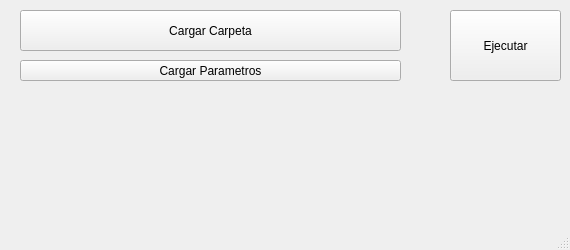
Old version of the form Code/Limpio/uibasic.ui in the repository TomasIbaceta/6020.Inecon_ModeloVanMedicion.
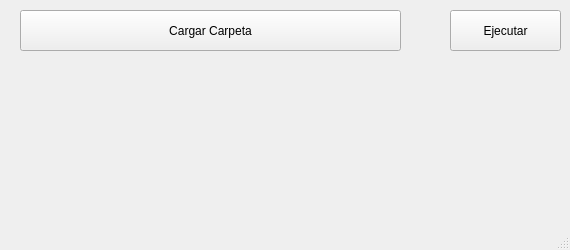
New version of the form.

The edit to the form file:
```diff
--- a/Code/Limpio/uibasic.ui
+++ b/Code/Limpio/uibasic.ui
@@ -20,7 +20,7 @@
       <x>450</x>
       <y>10</y>
       <width>111</width>
-      <height>71</height>
+      <height>41</height>
      </rect>
     </property>
     <property name="text">
@@ -44,7 +44,7 @@
     <property name="geometry">
      <rect>
       <x>20</x>
-      <y>100</y>
+      <y>60</y>
       <width>381</width>
       <height>41</height>
      </rect>
@@ -65,7 +65,7 @@
    <widget class="QLabel" name="label_progress">
     <property name="geometry">
      <rect>
-      <x>460</x>
+      <x>450</x>
       <y>60</y>
       <width>101</width>
       <height>16</height>
@@ -88,19 +88,6 @@
      <string/>
     </property>
    </widget>
-   <widget class="QPushButton" name="pushButton_Cargar_parametros">
-    <property name="geometry">
-     <rect>
-      <x>20</x>
-      <y>60</y>
-      <width>381</width>
-      <height>21</height>
-     </rect>
-    </property>
-    <property name="text">
-     <string>Cargar Parametros</string>
-    </property>
-   </widget>
   </widget>
   <widget class="QMenuBar" name="menubar">
    <property name="geometry">
```
